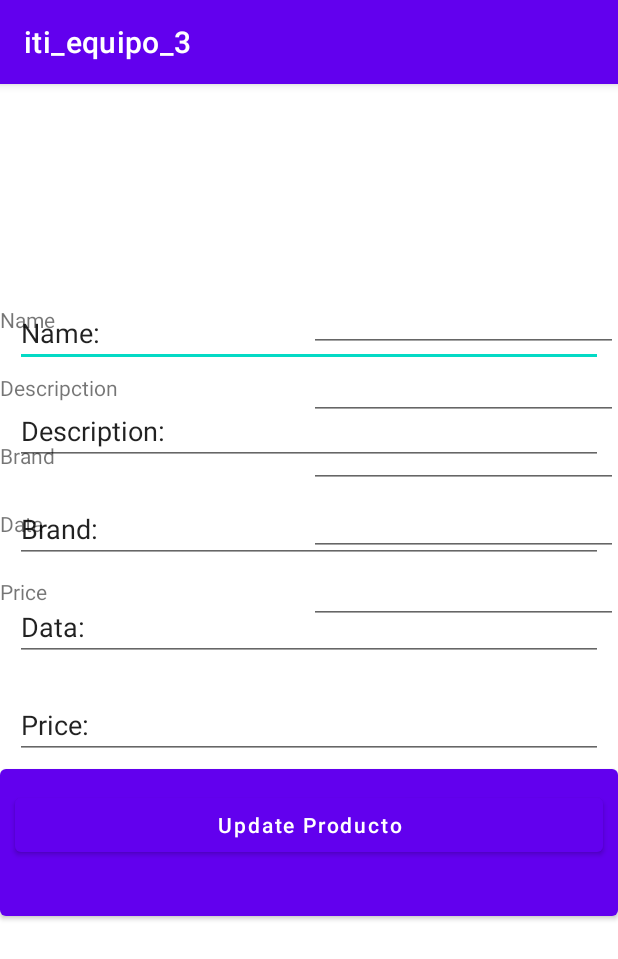
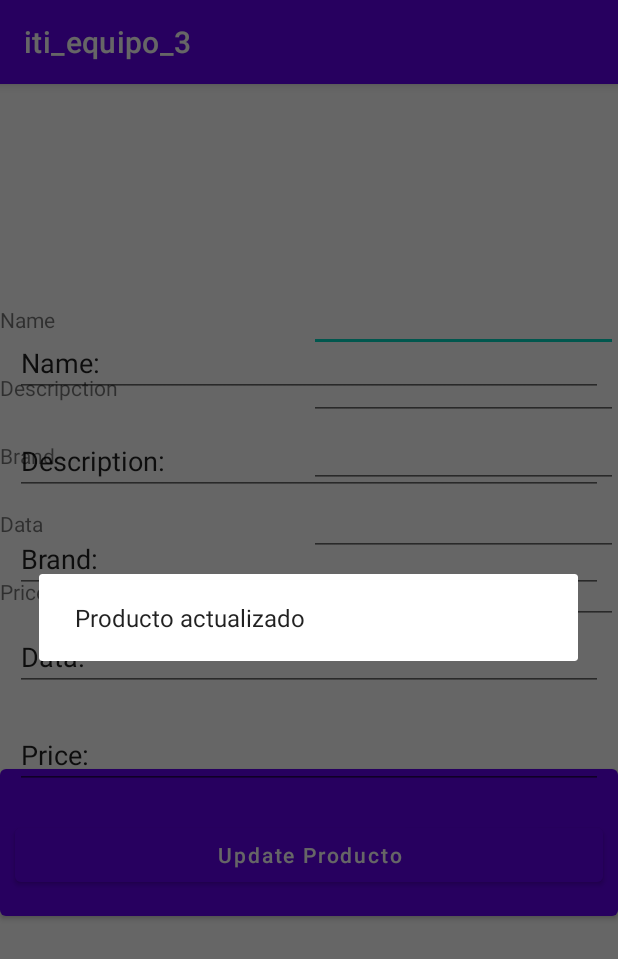
Before and after one commit to jordylh2001/Iti_27856_Equipo3, an Android app: the screen it shows after launch (MainActivity), after a tap on "CARGAR", on a phone screen of 412 x 824 dp. Shown: the top 959 px of the screen. Run offline under Robolectric (Android 15) with nearby library versions, the phone set to English and light mode, and no system bars.

Commit message:
Funcionabilidad Update

```diff
--- a/app/src/main/java/com/upv/pm_2022/MainActivity.java
+++ b/app/src/main/java/com/upv/pm_2022/MainActivity.java
@@ -35,7 +35,7 @@ public class MainActivity extends AppCompatActivity {
     AlertDialog AD;
     SQLiteDatabase db;
     int SiguienteID;
-    EditText edt1,edt2,edt3,edt4,edt5;
+    EditText edt1,edt2,edt3,edt4,edt5, idEdtName, idEdtDescription, idEdtBrand;
     Cursor cursor;
     final String NOMBRE_BASE_DATOS = "SuperMercado.db";
     private TextView TV1;
@@ -43,6 +43,8 @@ public class MainActivity extends AppCompatActivity {
 
     //DEFINING A STRING ADAPTER WHICH WILL HANDLE THE DATA OF THE LISTVIEW
     private ArrayAdapter<String> adapter;
+
+    private ListView editListview;
 
     private Button BT1,BT2,BT3,BT4;
     private ListView listView;
@@ -88,6 +90,13 @@ public class MainActivity extends AppCompatActivity {
         edt5=(EditText)findViewById(R.id.Price);
         TV1=(TextView)findViewById(R.id.TV2);
         listView = (ListView)findViewById(R.id.Listview1);
+
+        idEdtName = (EditText) findViewById(R.id.idEdtName);
+        idEdtDescription = (EditText) findViewById(R.id.idEdtDescription);
+        idEdtBrand = (EditText) findViewById(R.id.idEdtBrand);
+
+        editListview = (ListView) findViewById(R.id.idEdtLitsView);
+
         ADX = new AlertDialog.Builder(this);
         AD = ADX.create();
         String ArchivoDB = NOMBRE_BASE_DATOS;
@@ -142,6 +151,76 @@ public class MainActivity extends AppCompatActivity {
 
             }
         });
+
+        //Ver si hay contenido dentro del los productos
+        if (Products != null){
+            adapter=new ArrayAdapter<String>
+                    (getApplicationContext(),android.R.layout.simple_list_item_1,Products);
+            editListview.setAdapter(adapter);
+        }
+        //Funcion para poder cargar el contenido dentro del listview
+        editListview.setOnItemClickListener(new AdapterView.OnItemClickListener(){
+            @Override
+            public void onItemClick(AdapterView<?> adapterView, View view, int position, long l) {
+                // TODO Auto-generated method stub
+                String value = adapter.getItem(position);
+                Toast.makeText(getApplicationContext(), value, Toast.LENGTH_SHORT).show();
+
+                int pos = position +1;
+
+                cursor = db.rawQuery("select * from "+TABLA_PRINCIPAL+" WHERE _id ="+pos, null);
+
+                if (cursor.getCount() != 0) {
+                    if (cursor.moveToFirst()) {
+                        do {
+                            //C1 = cursor.getString(cursor.getColumnIndexOrThrow("_id"));
+
+                            idEdtName.setText(cursor.getString(cursor.getColumnIndexOrThrow("nombre")));
+                            idEdtDescription.setText(cursor.getString(cursor.getColumnIndexOrThrow("descripcion")));
+                            idEdtBrand.setText(cursor.getString(cursor.getColumnIndexOrThrow("marca")));
+
+                        } while (cursor.moveToNext());
+                    }
+                }
+                cursor.close();
+            }
+        });
+
+        //Boton para actualizar Producto
+        BT3 = (Button) findViewById(R.id.idBtnUpdateProduct);
+        BT3.setOnClickListener(new View.OnClickListener(){
+            @Override
+            public void onClick(View arg0) {
+                // TODO Auto-generated method stub
+
+                if(db != null)
+                {
+                    Toast.makeText(MainActivity.this, "Update" ,Toast.LENGTH_SHORT).show();
+                    //Generamos los datos
+                    //int codigo = SiguienteID;
+                    String Args;
+                    ContentValues values = new ContentValues();
+                    values.put("nombre",idEdtName.getText().toString());
+                    values.put("descripcion",idEdtDescription.getText().toString());
+                    values.put("marca",idEdtBrand.getText().toString());
+
+                    Args = idEdtName.getText().toString();
+
+                    db.update(TABLA_PRINCIPAL,values,"nombre = ?",new String[]{Args});
+                    //db.insert(TABLA_PRINCIPAL,null,values);
+                    AD.setMessage("Producto actualizado");
+                    AD.show();
+                }
+
+                mostrar();
+                adapter=new ArrayAdapter<String>
+                        (getApplicationContext(),android.R.layout.simple_list_item_1,Products);
+                editListview.setAdapter(adapter);
+
+
+            }
+        });
+
         /*
         // Creamos el método OnItem
         listView.setOnClickListener(new AdapterView.OnItemClickListener() {
@@ -184,6 +263,7 @@ public class MainActivity extends AppCompatActivity {
         }
         cursor.close();
     }
+
 
     private void mostrar() {
         String C1, C2, C3,C4;
--- a/app/src/main/res/layout/activity_main.xml
+++ b/app/src/main/res/layout/activity_main.xml
@@ -215,6 +215,13 @@
                 android:id="@+id/tab3"
                 >
 
+                <ListView
+                    android:id="@+id/idEdtLitsView"
+                    android:layout_width="match_parent"
+                    android:layout_height="wrap_content"
+                    android:layout_margin="10dp"
+                    />
+
                 <!--edit text de nombre-->
                 <EditText
                     android:id="@+id/idEdtName"
```
